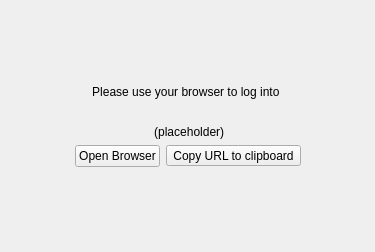
Qt form src/gui/newwizard/pages/oauthcredentialssetupwizardpage.ui (owncloud/client) before a commit.
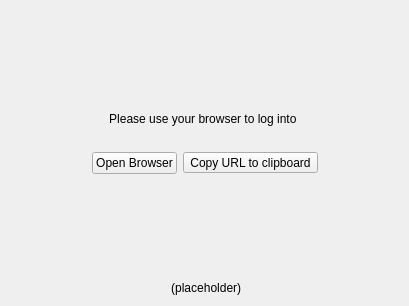
The same form after that commit. Icons and pictures are not drawn.

```diff
--- a/src/gui/newwizard/pages/oauthcredentialssetupwizardpage.ui
+++ b/src/gui/newwizard/pages/oauthcredentialssetupwizardpage.ui
@@ -6,8 +6,8 @@
    <rect>
     <x>0</x>
     <y>0</y>
-    <width>375</width>
-    <height>252</height>
+    <width>409</width>
+    <height>306</height>
    </rect>
   </property>
   <property name="windowTitle">
@@ -19,10 +19,13 @@
      <property name="orientation">
       <enum>Qt::Vertical</enum>
      </property>
+     <property name="sizeType">
+      <enum>QSizePolicy::MinimumExpanding</enum>
+     </property>
      <property name="sizeHint" stdset="0">
       <size>
        <width>20</width>
-       <height>40</height>
+       <height>20</height>
       </size>
      </property>
     </spacer>
@@ -53,16 +56,6 @@
      </property>
     </spacer>
    </item>
-   <item>
-    <widget class="QLabel" name="urlLabel">
-     <property name="text">
-      <string notr="true">&lt;server URL&gt; (placeholder)</string>
-     </property>
-     <property name="alignment">
-      <set>Qt::AlignCenter</set>
-     </property>
-    </widget>
-   </item>
    <item>
     <layout class="QHBoxLayout" name="horizontalLayout">
      <item>
@@ -119,14 +112,27 @@
      <property name="orientation">
       <enum>Qt::Vertical</enum>
      </property>
+     <property name="sizeType">
+      <enum>QSizePolicy::MinimumExpanding</enum>
+     </property>
      <property name="sizeHint" stdset="0">
       <size>
        <width>20</width>
-       <height>40</height>
+       <height>20</height>
       </size>
      </property>
     </spacer>
    </item>
+   <item>
+    <widget class="QLabel" name="urlLabel">
+     <property name="text">
+      <string notr="true">&lt;server URL&gt; (placeholder)</string>
+     </property>
+     <property name="alignment">
+      <set>Qt::AlignCenter</set>
+     </property>
+    </widget>
+   </item>
   </layout>
  </widget>
  <resources>
```
